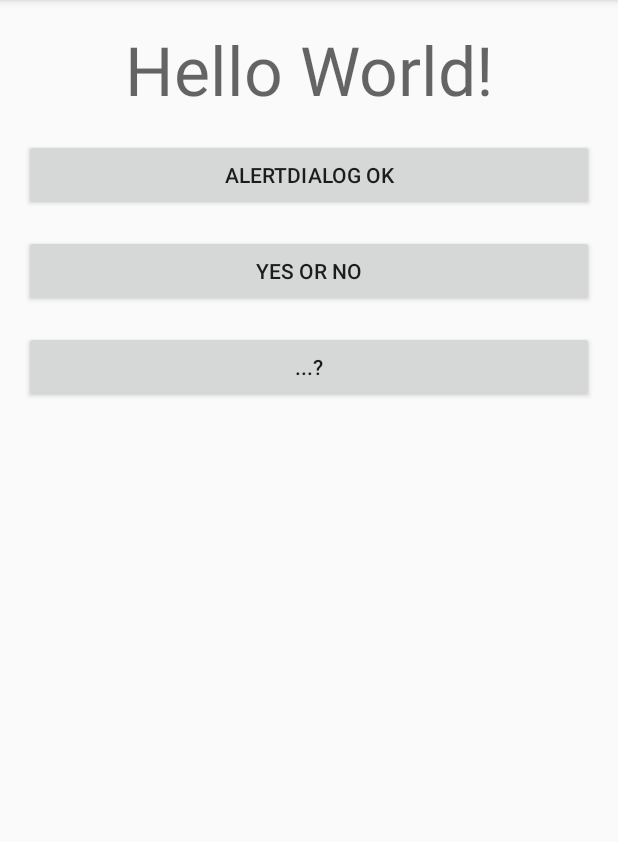
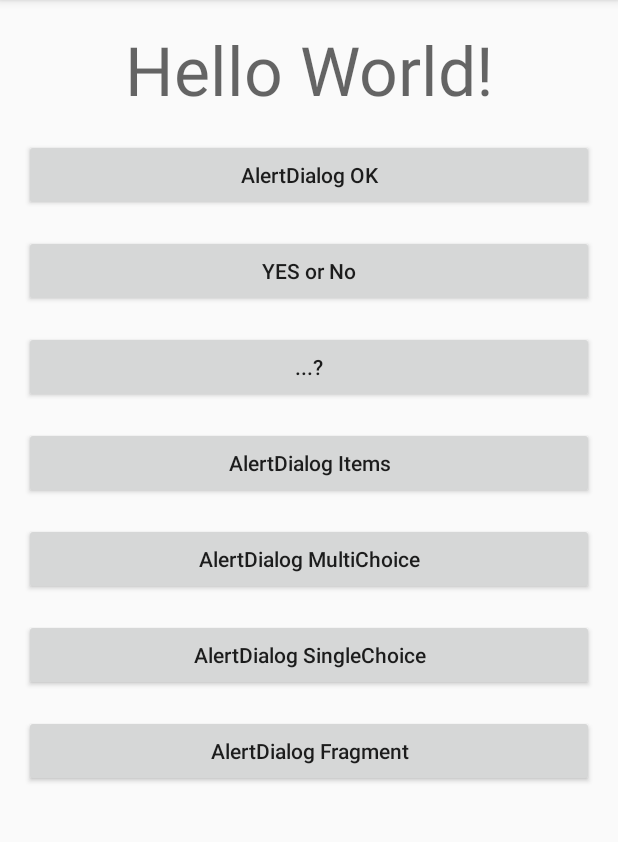
Before and after one commit to Anstice2018/20180814_Dialog, an Android app: the screen it shows after launch (MainActivity), on a phone screen of 412 x 824 dp, the part 84-926 px from its top. Run offline under Robolectric (Android 15) with nearby library versions, the phone set to English and light mode, and no system bars.

Commit message:
3種基本AlertDialog AlertDialog Items AlertDialog MultiChoice AlertDialog SingleChoice AlertDialog Fragment

```diff
--- a/app/build.gradle
+++ b/app/build.gradle
@@ -22,6 +22,7 @@ dependencies {
     implementation fileTree(dir: 'libs', include: ['*.jar'])
     implementation 'com.android.support:appcompat-v7:28.0.0-rc01'
     implementation 'com.android.support.constraint:constraint-layout:1.1.2'
+    implementation 'com.android.support:support-v4:28.0.0-rc01'
     testImplementation 'junit:junit:4.12'
     androidTestImplementation 'com.android.support.test:runner:1.0.2'
     androidTestImplementation 'com.android.support.test.espresso:espresso-core:3.0.2'
--- a/app/src/main/res/layout/activity_main.xml
+++ b/app/src/main/res/layout/activity_main.xml
@@ -20,6 +20,7 @@
         android:layout_width="match_parent"
         android:layout_height="wrap_content"
         android:text="AlertDialog OK"
+        android:textAllCaps="false"
         android:layout_below="@+id/textView"
         android:layout_marginBottom="16dp"
         android:onClick="click1"/>
@@ -28,6 +29,7 @@
         android:layout_width="match_parent"
         android:layout_height="wrap_content"
         android:text="YES or No"
+        android:textAllCaps="false"
         android:layout_below="@+id/button1"
         android:layout_marginBottom="16dp"
         android:onClick="click2" />
@@ -38,7 +40,48 @@
         android:layout_height="wrap_content"
         android:layout_below="@+id/button2"
         android:text="...?"
+        android:textAllCaps="false"
         android:layout_marginBottom="16dp"
         android:onClick="click3" />
 
+    <Button
+        android:id="@+id/button4"
+        android:layout_width="match_parent"
+        android:layout_height="wrap_content"
+        android:layout_below="@+id/button3"
+        android:text="AlertDialog Items"
+        android:textAllCaps="false"
+        android:layout_marginBottom="16dp"
+        android:onClick="click4" />
+
+    <Button
+        android:id="@+id/button5"
+        android:layout_width="match_parent"
+        android:layout_height="wrap_content"
+        android:layout_below="@+id/button4"
+        android:text="AlertDialog MultiChoice"
+        android:textAllCaps="false"
+        android:layout_marginBottom="16dp"
+        android:onClick="click5" />
+
+    <Button
+        android:id="@+id/button6"
+        android:layout_width="match_parent"
+        android:layout_height="wrap_content"
+        android:layout_below="@+id/button5"
+        android:text="AlertDialog SingleChoice"
+        android:textAllCaps="false"
+        android:layout_marginBottom="16dp"
+        android:onClick="click6" />
+
+    <Button
+        android:id="@+id/button7"
+        android:layout_width="match_parent"
+        android:layout_height="wrap_content"
+        android:layout_below="@+id/button6"
+        android:text="AlertDialog Fragment"
+        android:textAllCaps="false"
+        android:layout_marginBottom="16dp"
+        android:onClick="click7" />
+
 </RelativeLayout>
--- /dev/null
+++ b/app/src/main/res/values/arrays.xml
@@ -0,0 +1,15 @@
+<?xml version="1.0" encoding="utf-8"?>
+<resources>
+    <string-array name="response">
+        <item>太容易</item>
+        <item>普通</item>
+        <item>太困難了</item>
+    </string-array>
+
+    <string-array name="response2">
+        <item>蘋果</item>
+        <item>香蕉</item>
+        <item>哈密瓜</item>
+    </string-array>
+
+</resources>
--- a/app/src/main/res/values/strings.xml
+++ b/app/src/main/res/values/strings.xml
@@ -1,3 +1,6 @@
 <resources>
     <string name="app_name">20180814_Dialog</string>
+
+    <!-- TODO: Remove or change this placeholder text -->
+    <string name="hello_blank_fragment">Hello blank fragment</string>
 </resources>
```
Also changed, not shown: app/src/main/java/com/example/android/a20180814_dialog/MainActivity.java (+112 -1 lines), app/src/main/java/com/example/android/a20180814_dialog/MyDialogFragment.java (added, +85 -0 lines), app/src/main/res/layout/fragment_my_dialog.xml (added, +33 -0 lines).
